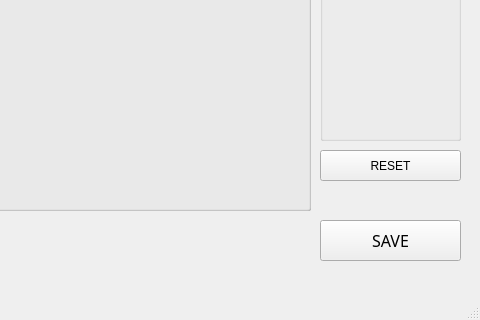
Above: UI/PresetMaker.ui from Markgundam/TexturePacker before the change; both pictures show x 520 to 1000 and y 280 to 600 of the 1000 by 600 pixel window. Below: the same form after it.
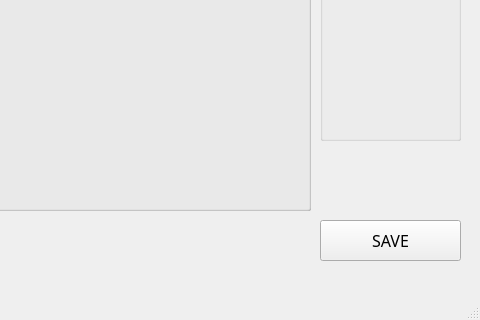
That is the form after the change.

The edit to the form file:
```diff
--- a/UI/PresetMaker.ui
+++ b/UI/PresetMaker.ui
@@ -216,19 +216,6 @@
      </widget>
     </widget>
    </widget>
-   <widget class="QPushButton" name="ResetButton">
-    <property name="geometry">
-     <rect>
-      <x>840</x>
-      <y>430</y>
-      <width>141</width>
-      <height>31</height>
-     </rect>
-    </property>
-    <property name="text">
-     <string>RESET</string>
-    </property>
-   </widget>
    <widget class="QPushButton" name="BackButton">
     <property name="geometry">
      <rect>
```
